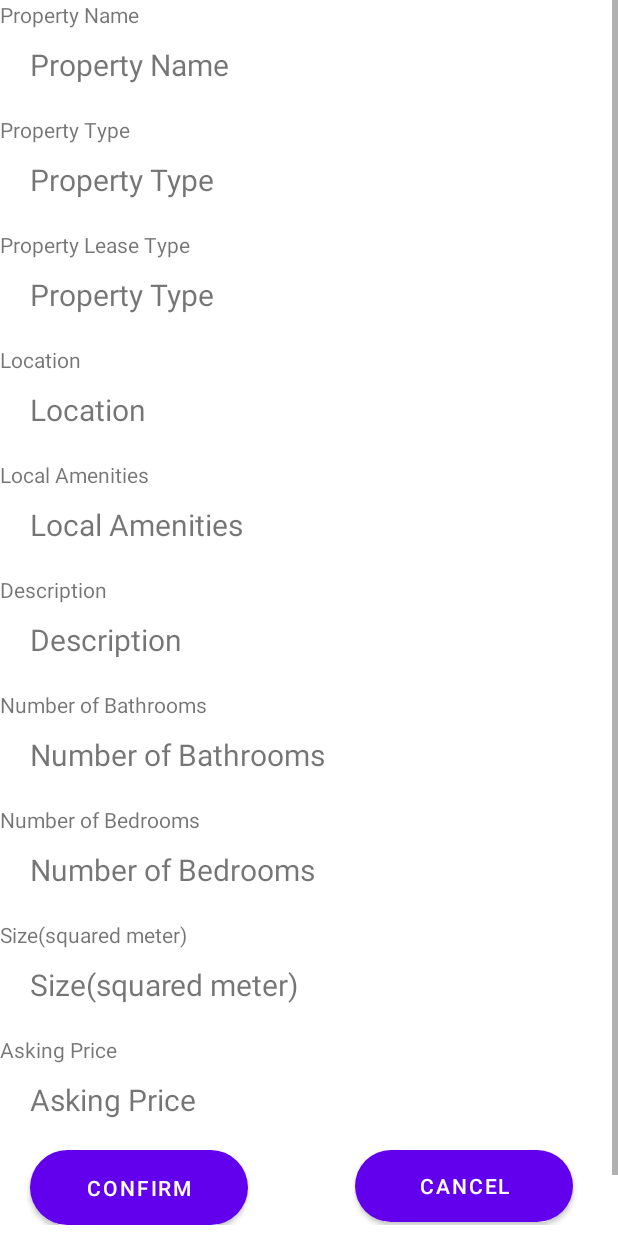
After one commit to Kabiru-254/MadPropertyPal, an Android app: the layout dialog_layout.xml on its own in the app's theme, with its tools: preview values and no code run, on a phone screen of 412 x 824 dp. The commit adds this screen. Run offline under Robolectric (Android 15) with nearby library versions, the phone set to English and light mode, and no system bars.

Commit message:
added property addition confirmation layout

```diff
--- a/app/src/main/java/com/example/madpropertypal/ui/uploadHouse/UploadFragment.java
+++ b/app/src/main/java/com/example/madpropertypal/ui/uploadHouse/UploadFragment.java
@@ -1,11 +1,16 @@
 package com.example.madpropertypal.ui.uploadHouse;
 
+import android.app.Dialog;
 import android.os.Bundle;
 import android.text.Editable;
 import android.text.TextWatcher;
+import android.view.Gravity;
 import android.view.LayoutInflater;
 import android.view.View;
 import android.view.ViewGroup;
+import android.view.Window;
+import android.view.WindowManager;
+import android.widget.Button;
 import android.widget.TextView;
 import android.widget.Toast;
 
@@ -98,7 +103,9 @@ public class UploadFragment extends Fragment implements View.OnClickListener {
     //check if the required inputs are filled or not
     // in order to disable button
 
-    private String propertyName, propertyType, leaseType, location, amenities, description, noOfBedrooms, noOfBathrooms, size, price;
+    private String propertyName, propertyType, leaseType, location,
+            amenities, description, noOfBedrooms, noOfBathrooms, size, price;
+
     private void checkRequiredFieldsForEmptyValues() {
 
 
@@ -138,8 +145,70 @@ public class UploadFragment extends Fragment implements View.OnClickListener {
 
 
         if (v == button){
-        Toast.makeText(getContext(), "button clicked", Toast.LENGTH_SHORT).show();
+
+            Toast.makeText(getContext(), "button clicked", Toast.LENGTH_SHORT).show();
+            openDialog(R.layout.dialog_layout);
+
+        }else if (v == cancelBT){
+
+
+            Toast.makeText(getContext(), "Make your changes then submit again", Toast.LENGTH_SHORT).show();
+            dialog.dismiss();
+
+        } else if (v == confirmBT) {
+
+            Toast.makeText(getContext(), "Confirmed", Toast.LENGTH_SHORT).show();
 
         }
     }
+
+
+
+
+
+
+
+
+
+
+    //adding the confirmation dialog
+    Dialog dialog;
+    TextView nameTV, typeTV, leaseTypeTV, locationTV, localAmenitiesTV,
+            descriptionTV, bathroomNumber, bedroomNumber,sizeTV;
+    Button confirmBT, cancelBT;
+    public void openDialog(int layoutID){
+
+        LayoutInflater layoutInflater = LayoutInflater.from(getContext());
+        final View inflator = layoutInflater.inflate(layoutID, null);
+
+        dialog = new Dialog(getContext());
+        Window window = dialog.getWindow();
+        window.setGravity(Gravity.CENTER);
+
+        dialog.setTitle(null);
+        dialog.setContentView(R.layout.dialog_layout);
+        dialog.setContentView(inflator);
+
+        //selection buttons onclick
+        nameTV =  inflator.findViewById(R.id.nameTV);
+        typeTV =  inflator.findViewById(R.id.nameTV);
+
+
+        nameTV.setText(propertyName);
+        typeTV.setText(propertyType);
+
+
+        cancelBT = inflator.findViewById(R.id.cancelBT);
+        cancelBT.setOnClickListener(this::onClick);
+        confirmBT = inflator.findViewById(R.id.confirmBT);
+        confirmBT.setOnClickListener(this::onClick);
+
+        dialog.show();
+        WindowManager.LayoutParams layoutParams = new WindowManager.LayoutParams();
+        layoutParams.copyFrom(dialog.getWindow().getAttributes());
+        layoutParams.width = WindowManager.LayoutParams.MATCH_PARENT;
+        layoutParams.height = WindowManager.LayoutParams.WRAP_CONTENT;
+        dialog.getWindow().setAttributes(layoutParams);
+
+    }
 }
--- /dev/null
+++ b/app/src/main/res/layout/dialog_layout.xml
@@ -0,0 +1,218 @@
+<?xml version="1.0" encoding="utf-8"?>
+<ScrollView
+    xmlns:android="http://schemas.android.com/apk/res/android"
+    android:layout_width="match_parent"
+    android:orientation="vertical"
+    android:layout_height="wrap_content">
+
+
+    <LinearLayout
+        android:layout_width="match_parent"
+        android:layout_height="wrap_content"
+        android:orientation="vertical"
+        android:paddingBottom="50dp">
+   <TextView
+       android:layout_width="wrap_content"
+       android:layout_height="wrap_content"
+       android:text="@string/property_name"/>
+
+    <TextView
+        android:layout_marginStart="20dp"
+        android:layout_marginEnd="30dp"
+        android:layout_marginTop="10dp"
+        android:layout_width="match_parent"
+        android:layout_height="wrap_content"
+        android:text="@string/property_name"
+        android:textSize="20sp"
+        android:id="@+id/nameTV"/>
+
+    <TextView
+        android:layout_marginTop="20dp"
+        android:layout_width="wrap_content"
+        android:layout_height="wrap_content"
+        android:text="@string/property_type"/>
+
+    <TextView
+        android:layout_marginStart="20dp"
+        android:layout_marginEnd="30dp"
+        android:layout_marginTop="10dp"
+        android:layout_width="match_parent"
+        android:layout_height="wrap_content"
+        android:text="@string/property_type"
+        android:textSize="20sp"
+        android:id="@+id/typeTV"/>
+
+    <TextView
+        android:layout_marginTop="20dp"
+        android:layout_width="wrap_content"
+        android:layout_height="wrap_content"
+        android:text="@string/property_lease_type"/>
+
+    <TextView
+        android:layout_marginStart="20dp"
+        android:layout_marginEnd="30dp"
+        android:layout_marginTop="10dp"
+        android:layout_width="match_parent"
+        android:layout_height="wrap_content"
+        android:text="@string/property_type"
+        android:textSize="20sp"
+        android:id="@+id/leaseType"/>
+
+
+
+
+    <TextView
+        android:layout_marginTop="20dp"
+        android:layout_width="wrap_content"
+        android:layout_height="wrap_content"
+        android:text="@string/location"/>
+
+    <TextView
+        android:layout_marginStart="20dp"
+        android:layout_marginEnd="30dp"
+        android:layout_marginTop="10dp"
+        android:layout_width="match_parent"
+        android:layout_height="wrap_content"
+        android:text="Location"
+        android:textSize="20sp"
+        android:id="@+id/locationtv"/>
+
+
+
+
+
+
+
+    <TextView
+        android:layout_marginTop="20dp"
+        android:layout_width="wrap_content"
+        android:layout_height="wrap_content"
+        android:text="@string/local_amenities_"/>
+
+    <TextView
+        android:layout_marginStart="20dp"
+        android:layout_marginEnd="30dp"
+        android:layout_marginTop="10dp"
+        android:layout_width="match_parent"
+        android:layout_height="wrap_content"
+        android:text="@string/local_amenities_"
+        android:textSize="20sp"
+        android:id="@+id/localAmenitiesTV"/>
+
+
+
+
+    <TextView
+        android:layout_marginTop="20dp"
+        android:layout_width="wrap_content"
+        android:layout_height="wrap_content"
+        android:text="@string/description"/>
+
+    <TextView
+        android:layout_marginStart="20dp"
+        android:layout_marginEnd="30dp"
+        android:layout_marginTop="10dp"
+        android:layout_width="match_parent"
+        android:layout_height="wrap_content"
+        android:text="@string/description"
+        android:textSize="20sp"
+        android:id="@+id/descriptiontv"/>
+
+
+    <TextView
+        android:layout_marginTop="20dp"
+        android:layout_width="wrap_content"
+        android:layout_height="wrap_content"
+        android:text="@string/number_of_bathrooms"/>
+
+    <TextView
+        android:layout_marginStart="20dp"
+        android:layout_marginEnd="30dp"
+        android:layout_marginTop="10dp"
+        android:layout_width="match_parent"
+        android:layout_height="wrap_content"
+        android:text="@string/number_of_bathrooms"
+        android:textSize="20sp"
+        android:id="@+id/bathroomNumber"/>
+
+
+    <TextView
+        android:layout_marginTop="20dp"
+        android:layout_width="wrap_content"
+        android:layout_height="wrap_content"
+        android:text="@string/number_of_bedrooms"/>
+
+    <TextView
+        android:layout_marginStart="20dp"
+        android:layout_marginEnd="30dp"
+        android:layout_marginTop="10dp"
+        android:layout_width="match_parent"
+        android:layout_height="wrap_content"
+        android:text="@string/number_of_bedrooms"
+        android:textSize="20sp"
+        android:id="@+id/bedroomNumber"/>
+
+
+
+
+    <TextView
+        android:layout_marginTop="20dp"
+        android:layout_width="wrap_content"
+        android:layout_height="wrap_content"
+        android:text="@string/size_squared_meter"/>
+
+    <TextView
+        android:layout_marginStart="20dp"
+        android:layout_marginEnd="30dp"
+        android:layout_marginTop="10dp"
+        android:layout_width="match_parent"
+        android:layout_height="wrap_content"
+        android:text="@string/size_squared_meter"
+        android:textSize="20sp"
+        android:id="@+id/size"/>
+
+
+
+    <TextView
+        android:layout_marginTop="20dp"
+        android:layout_width="wrap_content"
+        android:layout_height="wrap_content"
+        android:text="@string/asking_price"/>
+
+    <TextView
+        android:layout_marginStart="20dp"
+        android:layout_marginEnd="30dp"
+        android:layout_marginTop="10dp"
+        android:layout_width="match_parent"
+        android:layout_height="wrap_content"
+        android:text="@string/asking_price"
+        android:textSize="20sp"
+        android:id="@+id/askingPrice"
+        />
+
+
+        <Button
+            android:id="@+id/confirmBT"
+            android:layout_width="145dp"
+            android:layout_height="50dp"
+            android:layout_marginStart="20dp"
+            android:layout_marginTop="20dp"
+            android:background="@drawable/round_btn"
+            android:text="@string/confirm" />
+
+
+
+        <Button
+            android:id="@+id/cancelBT"
+            android:layout_width="145dp"
+            android:layout_marginTop="-50dp"
+            android:layout_marginEnd="30dp"
+            android:layout_height="wrap_content"
+            android:layout_marginStart="20dp"
+            android:background="@drawable/round_btn"
+            android:text="@string/cancel"
+            android:layout_gravity="end"/>
+
+    </LinearLayout>
+
+</ScrollView>
--- a/app/src/main/res/values/strings.xml
+++ b/app/src/main/res/values/strings.xml
@@ -16,4 +16,10 @@
     <string name="title_home">Home</string>
     <string name="title_dashboard">Dashboard</string>
     <string name="title_notifications">Notifications</string>
+    <string name="property_type">Property Type</string>
+    <string name="property_lease_type">Property Lease Type</string>
+    <string name="location">Location</string>
+    <string name="local_amenities_">Local Amenities</string>
+    <string name="confirm">Confirm</string>
+    <string name="cancel">Cancel</string>
 </resources>
```
